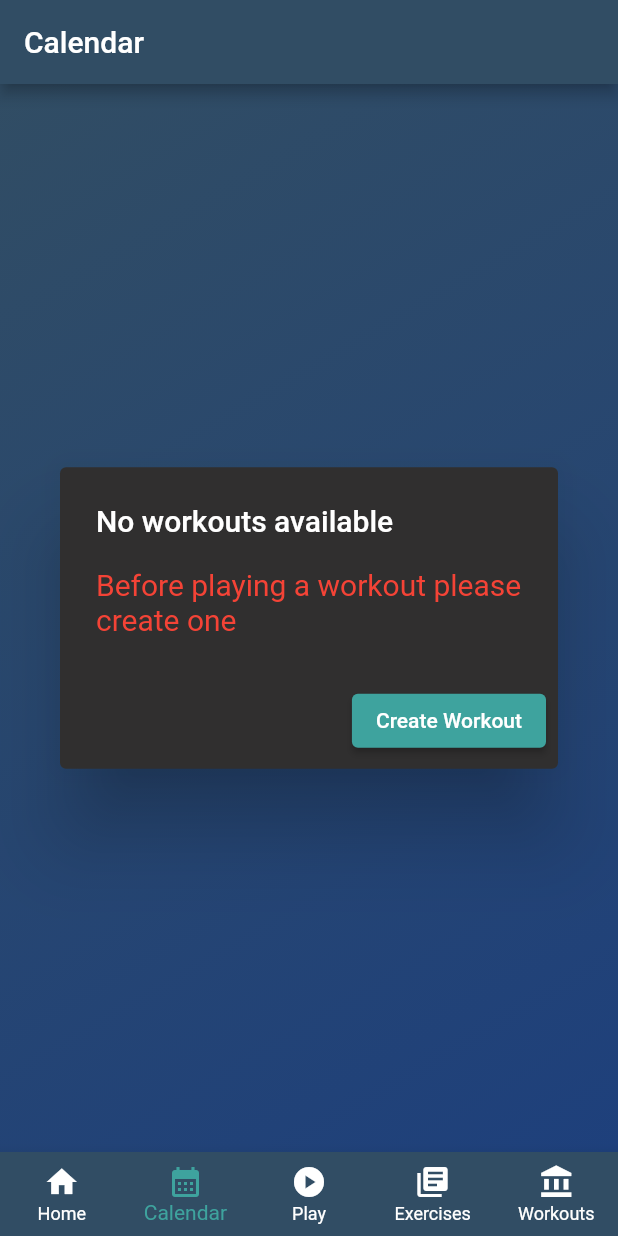
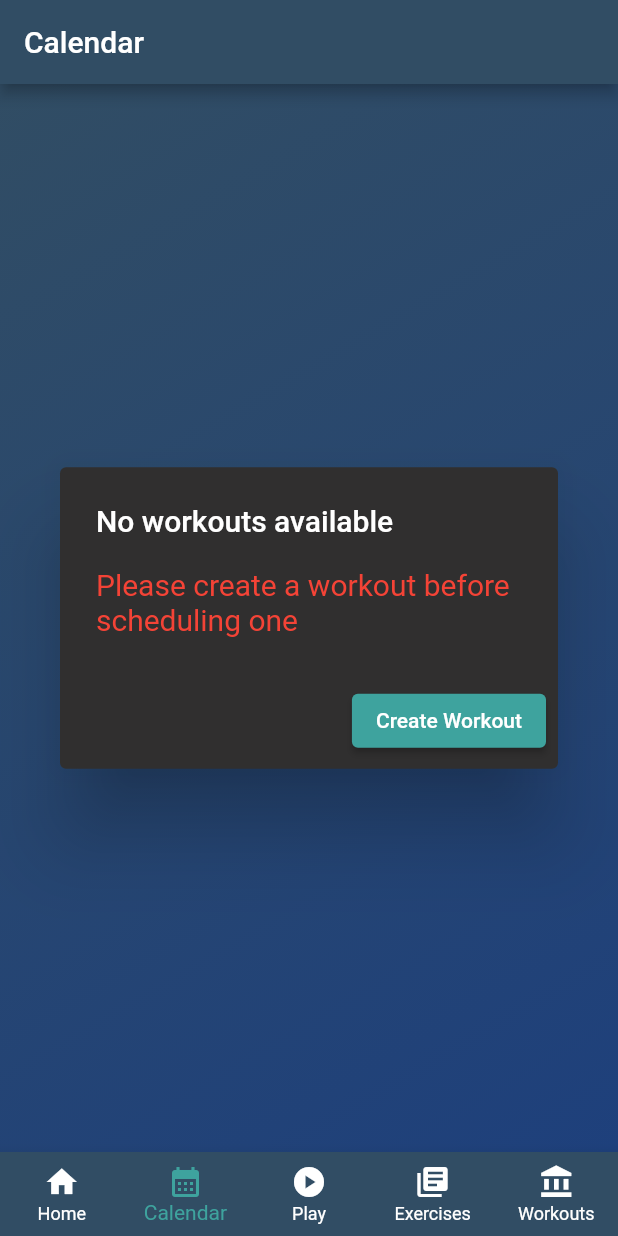
Before and after one commit to JaredD-SWENG/PumpState, a Flutter app: the screen it shows after launch, item 2 of the bottom bar chosen, on a phone screen of 412 x 824 dp. Run offline on Flutter 3.47's test engine with Material 2 defaults, Android fonts, the phone set to English and light mode, and no system bars; our stand-ins replace circular_countdown_timer, fl_chart, flutter_riverpod, flutter_time_picker_spinner, table_calendar.

Commit message:
added ErrorCard class to have consistent error messaging throughout app

```diff
--- a/lib/screens/calendar-screen.dart
+++ b/lib/screens/calendar-screen.dart
@@ -15,7 +15,14 @@ class CalendarScreen extends ConsumerWidget {
   Widget build(BuildContext context, WidgetRef ref) {
     Widget checkForWorkouts() {
       if (ref.read(configProvider).library.workouts.isEmpty) {
-        return ErrorCard(changeScreen: changeScreen);
+        return ErrorCard(
+          changeScreen: changeScreen,
+          title: 'No workouts available',
+          body: 'Please create a workout before scheduling one',
+          screenNumber: 4,
+          buttonText: 'Create Workout',
+          closeOnButtonPress: false,
+        );
       } else {
         return Calendar();
       }
--- a/lib/screens/main-screen.dart
+++ b/lib/screens/main-screen.dart
@@ -23,7 +23,17 @@ class _MainScreenState extends State<MainScreen> {
   void initState() {
     // TODO: implement initState
     super.initState();
-    screens = [HomeScreen(), CalendarScreen(changeScreen: changeScreen), PlayScreen(), LibraryActivitiesScreen(), LibraryWorkoutScreen()];
+    screens = [
+      HomeScreen(),
+      CalendarScreen(changeScreen: changeScreen),
+      PlayScreen(
+        changeScreen: changeScreen,
+      ),
+      LibraryActivitiesScreen(),
+      LibraryWorkoutScreen(
+        changeScreen: changeScreen,
+      )
+    ];
   }
 
   void changeScreen(int selectedIndex) {
--- a/lib/widgets/error-card.dart
+++ b/lib/widgets/error-card.dart
@@ -2,19 +2,37 @@ import 'package:flutter/material.dart';
 
 class ErrorCard extends StatelessWidget {
   final Function changeScreen;
+  final String title;
+  final String body;
+  final int screenNumber;
+  final String buttonText;
+  final bool closeOnButtonPress;
 
-  const ErrorCard({Key? key, required this.changeScreen}) : super(key: key);
+  const ErrorCard(
+      {Key? key,
+      required this.changeScreen,
+      required this.title,
+      required this.body,
+      required this.screenNumber,
+      required this.buttonText,
+      required this.closeOnButtonPress})
+      : super(key: key);
 
   @override
   Widget build(BuildContext context) {
     return AlertDialog(
-      title: const Text('No workouts available'),
+      title: Text(title),
       backgroundColor: Color.fromRGBO(48, 47, 47, 1.0),
-      content: const Text('Before playing a workout please create one', style: TextStyle(color: Colors.red, fontSize: 20.00)),
+      content: Text(body, style: TextStyle(color: Colors.red, fontSize: 20.00)),
       actions: <Widget>[
         ElevatedButton(
-          onPressed: () => changeScreen(4),
-          child: Text('Create Workout'),
+          onPressed: () {
+            changeScreen(screenNumber);
+            if (closeOnButtonPress) {
+              Navigator.pop(context);
+            }
+          },
+          child: Text(buttonText),
         )
       ],
     );
```
Also changed, not shown: lib/screens/library-workouts-screen.dart (+18 -14 lines), lib/screens/play-screen.dart (+19 -13 lines), lib/widgets/workouts-list.dart (+12 -13 lines).
